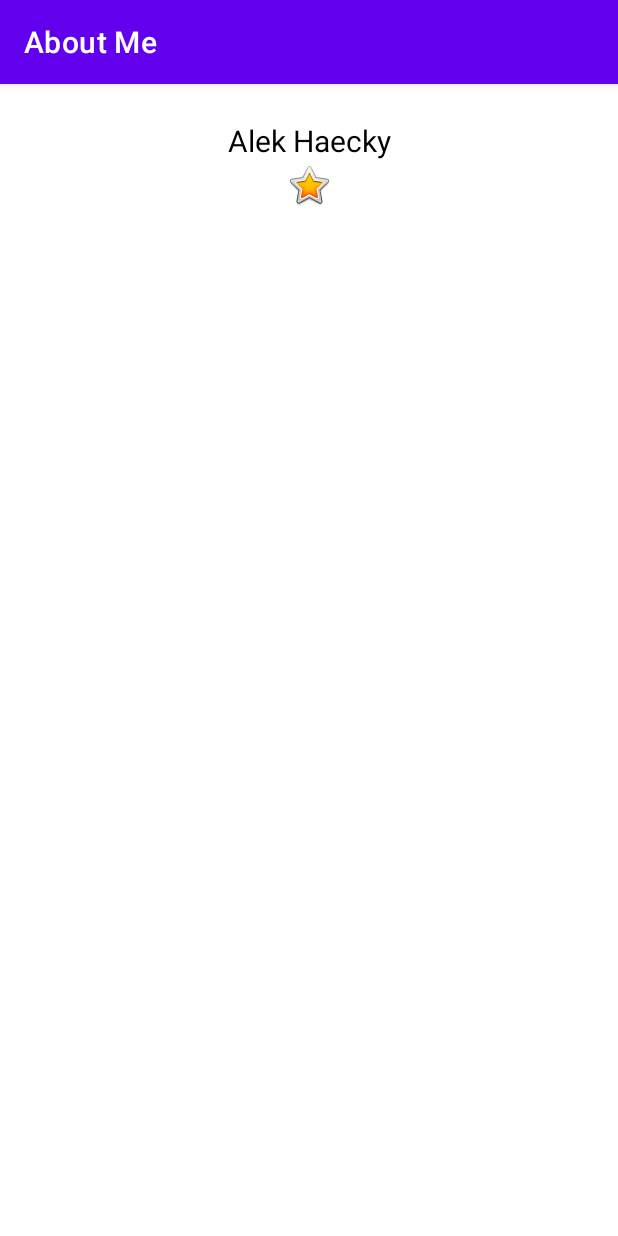
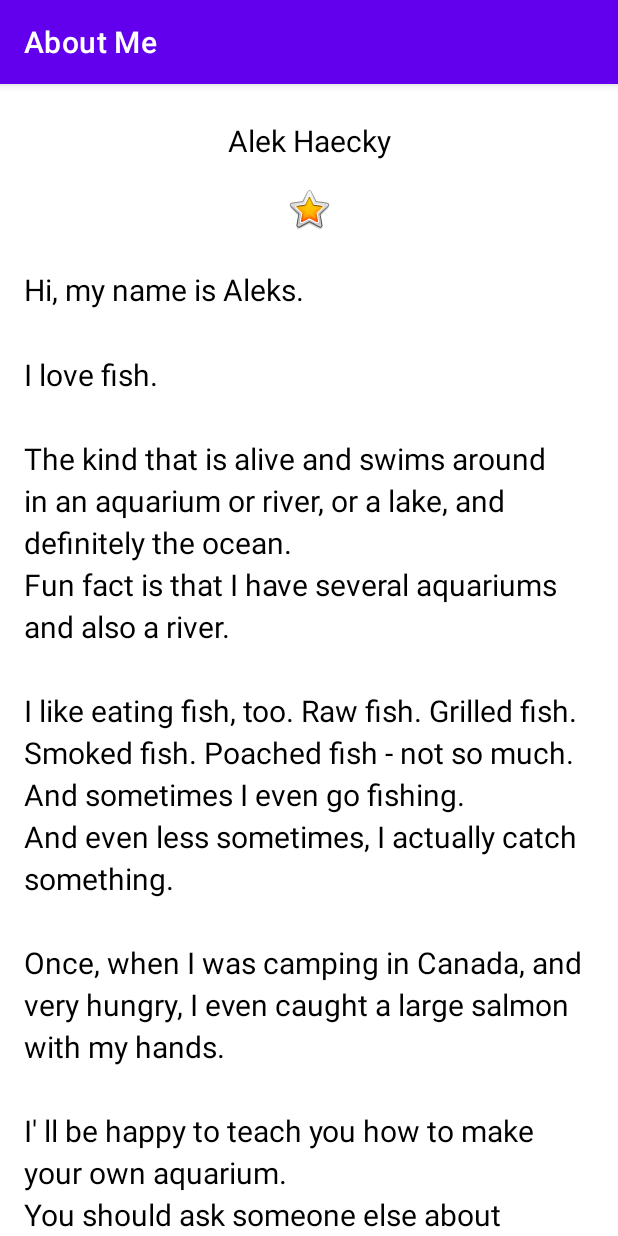
Before and after one commit to cruzra3/AboutMe, an Android app: the screen it shows after launch (MainActivity), on a phone screen of 412 x 824 dp. Run offline under Robolectric (Android 15) with nearby library versions, the phone set to English and light mode, and no system bars; Roboto replaces fonts that are not available here.

Commit message:
Add a scrollview and put a bio in it.

```diff
--- a/app/src/main/res/layout/activity_main.xml
+++ b/app/src/main/res/layout/activity_main.xml
@@ -1,27 +1,42 @@
 <?xml version="1.0" encoding="utf-8"?>
-<LinearLayout
-    xmlns:android="http://schemas.android.com/apk/res/android"
+<LinearLayout xmlns:android="http://schemas.android.com/apk/res/android"
     xmlns:app="http://schemas.android.com/apk/res-auto"
     xmlns:tools="http://schemas.android.com/tools"
     android:layout_width="match_parent"
     android:layout_height="match_parent"
     android:orientation="vertical"
-    tools:context=".MainActivity"
-    >
+    android:paddingStart="@dimen/padding"
+    android:paddingEnd="@dimen/padding"
+    tools:context=".MainActivity">
 
 
     <TextView
-        android:id="@+id/textView"
+        android:id="@+id/name_text"
+        style="@style/NameStyle"
         android:layout_width="match_parent"
         android:layout_height="wrap_content"
         android:text="@string/name"
-        android:textAlignment="center"
-        style="@style/NameStyle" />
+        android:textAlignment="center" />
 
     <ImageView
         android:id="@+id/star_image"
         android:layout_width="match_parent"
         android:layout_height="wrap_content"
-        app:srcCompat="@android:drawable/btn_star_big_on"
-        android:contentDescription="@string/yellow_star" />
+        android:layout_marginTop="@dimen/padding"
+        android:contentDescription="@string/yellow_star"
+        app:srcCompat="@android:drawable/btn_star_big_on" />
+
+    <ScrollView
+        android:id="@+id/bio_scroll"
+        android:layout_width="match_parent"
+        android:layout_height="match_parent">
+
+        <TextView
+            android:id="@+id/bio_text"
+            style="@style/NameStyle"
+            android:layout_width="match_parent"
+            android:layout_height="wrap_content"
+            android:lineSpacingMultiplier="1.2"
+            android:text="@string/bio" />
+    </ScrollView>
 </LinearLayout>
--- a/app/src/main/res/values/dimens.xml
+++ b/app/src/main/res/values/dimens.xml
@@ -3,4 +3,5 @@
     <dimen name="text_size">20sp</dimen>
     <dimen name="small_padding">8dp</dimen>
     <dimen name="layout_margin">16dp</dimen>
+    <dimen name="padding">16dp</dimen>
 </resources>
--- a/app/src/main/res/values/strings.xml
+++ b/app/src/main/res/values/strings.xml
@@ -2,4 +2,15 @@
     <string name="app_name">About Me</string>
     <string name="name">Alek Haecky</string>
     <string name="yellow_star">Yellow star</string>
+    <string name="bio">Hi, my name is Aleks.
+\n\nI love fish.
+\n\nThe kind that is alive and swims around in an aquarium or river, or a lake, and definitely the ocean.
+\nFun fact is that I have several aquariums and also a river.
+\n\nI like eating fish, too. Raw fish.  Grilled fish.  Smoked fish.  Poached fish - not so much.
+\nAnd sometimes I even go fishing.
+\nAnd even less sometimes, I actually catch something.
+\n\nOnce, when I was camping in Canada, and very hungry, I even caught a large salmon with my hands.
+\n\nI\' ll be happy to teach you how to make your own aquarium.
+\nYou should ask someone else about fishing, though.\n\n
+    </string>
 </resources>
```
